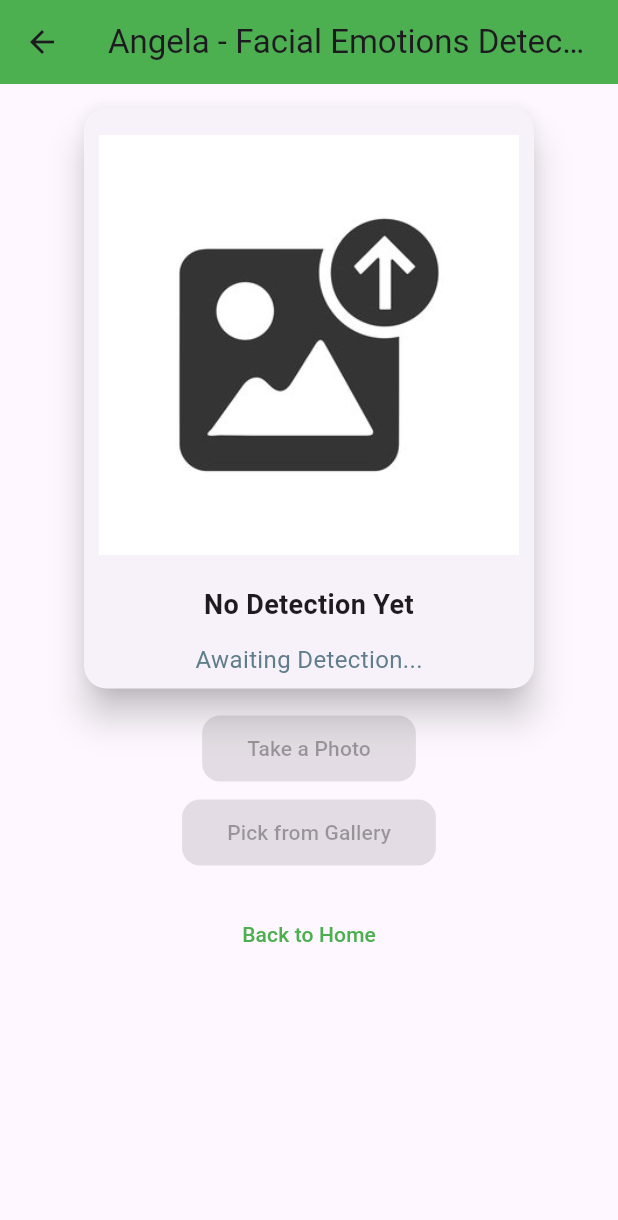
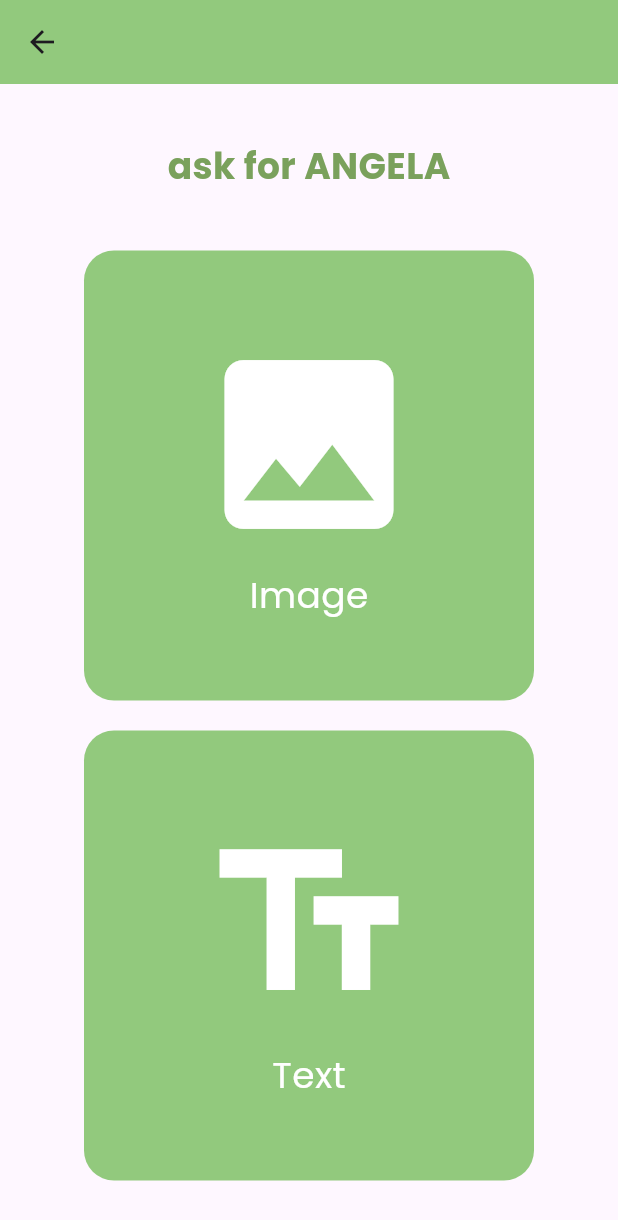
Before and after one commit to farahmunh/stalk_safe, a Flutter app: the Angela screen opened by its route, on a phone screen of 412 x 824 dp. Shown: the top 1220 px of the screen. Run offline on Flutter 3.47's test engine with Material 3 defaults, Android fonts, the phone set to English and light mode, and no system bars; our stand-ins replace cloud_firestore, firebase_auth, firebase_core, geolocator, google_fonts, google_maps_flutter and 1 more; missing offline and left inert: app_settings, flutter_tflite; accounts and stored records are empty.

Commit message:
14th commit

```diff
--- a/lib/angela.dart
+++ b/lib/angela.dart
@@ -1,220 +1,119 @@
-import 'dart:io';
+import 'package:flutter/material.dart';
+import 'package:google_fonts/google_fonts.dart';
+import 'home.dart'; // Ensure this is the correct import for your home.dart file
+import 'image.dart'; // Import the Image screen file
 
-import 'package:flutter/material.dart';
-import 'package:flutter_tflite/flutter_tflite.dart';
-import 'package:image_picker/image_picker.dart';
-import 'home.dart';
-
-class Angela extends StatefulWidget {
+class Angela extends StatelessWidget {
   const Angela({super.key});
-
-  @override
-  State<Angela> createState() => _AngelaState();
-}
-
-class _AngelaState extends State<Angela> {
-  File? filePath;
-  String label = 'No Detection Yet';
-  double confidence = 0.0;
-  bool isModelLoaded = false;
-
-  final ImagePicker _picker = ImagePicker();
-
-  @override
-  void initState() {
-    super.initState();
-    _initTfLite();
-  }
-
-  Future<void> _initTfLite() async {
-    try {
-      String? res = await Tflite.loadModel(
-        model: "assets/model_unquant.tflite",
-        labels: "assets/labels.txt",
-        numThreads: 1,
-        isAsset: true,
-        useGpuDelegate: false,
-      );
-
-      if (res == "success") {
-        setState(() {
-          isModelLoaded = true;
-        });
-        print("TFLite Model loaded successfully.");
-      } else {
-        print("Failed to load TFLite Model: $res");
-      }
-    } catch (e) {
-      print("Error loading TFLite Model: $e");
-    }
-  }
-
-  @override
-  void dispose() {
-    Tflite.close();
-    super.dispose();
-  }
-
-  Future<void> pickImageGallery() async {
-    final XFile? image = await _picker.pickImage(source: ImageSource.gallery);
-    if (image == null) return;
-    await _processImage(File(image.path));
-  }
-
-  Future<void> pickImageCamera() async {
-    final XFile? image = await _picker.pickImage(source: ImageSource.camera);
-    if (image == null) return;
-    await _processImage(File(image.path));
-  }
-
-  Future<void> _processImage(File image) async {
-    setState(() {
-      filePath = image;
-      label = "Processing...";
-      confidence = 0.0;
-    });
-
-    try {
-      var recognitions = await Tflite.runModelOnImage(
-        path: image.path,
-        imageMean: 0.0,
-        imageStd: 255.0,
-        numResults: 2,
-        threshold: 0.2,
-        asynch: true,
-      );
-
-      if (recognitions != null && recognitions.isNotEmpty) {
-        setState(() {
-          confidence = (recognitions[0]['confidence'] as double) * 100;
-          label = recognitions[0]['label'] as String;
-        });
-      } else {
-        setState(() {
-          label = "No results found";
-        });
-      }
-    } catch (e) {
-      setState(() {
-        label = "Error processing image.";
-      });
-      print("Error during image recognition: $e");
-    }
-  }
 
   @override
   Widget build(BuildContext context) {
     return Scaffold(
       appBar: AppBar(
-        title: const Text("Angela - Facial Emotions Detection"),
-        backgroundColor: Colors.green,
-      ),
-      body: SingleChildScrollView(
-        child: Center(
-          child: Column(
-            children: [
-              const SizedBox(height: 12),
-              Card(
-                elevation: 10,
-                shape: RoundedRectangleBorder(
-                  borderRadius: BorderRadius.circular(15),
-                ),
-                child: SizedBox(
-                  width: 300,
-                  child: Column(
-                    children: [
-                      const SizedBox(height: 18),
-                      Container(
-                        height: 280,
-                        width: 280,
-                        decoration: BoxDecoration(
-                          color: Colors.grey[200],
-                          borderRadius: BorderRadius.circular(12),
-                        ),
-                        child: filePath == null
-                            ? Image.asset(
-                                'assets/upload.jpg',
-                                fit: BoxFit.cover,
-                              )
-                            : Image.file(
-                                filePath!,
-                                fit: BoxFit.cover,
+        backgroundColor: const Color(0xFF92C97D), // Green color
+        leading: IconButton(
+          icon: const Icon(Icons.arrow_back),
+          onPressed: () {
+            // Navigate back to the Home screen
+            Navigator.pushReplacement(
+              context,
+              MaterialPageRoute(builder: (context) => Home()),
+            );
+          },
         ),
       ),
-                      const SizedBox(height: 12),
-                      Padding(
-                        padding: const EdgeInsets.all(8.0),
+      body: Center(
         child: Column(
+          mainAxisAlignment: MainAxisAlignment.center,
           children: [
+            // Header Text
             Text(
-                              label,
-                              textAlign: TextAlign.center,
-                              style: const TextStyle(
-                                fontSize: 18,
+              "ask for ANGELA",
+              style: GoogleFonts.poppins(
+                fontSize: 24, // Keep original header size
                 fontWeight: FontWeight.bold,
+                color: const Color(0xFF7AA15C),
               ),
             ),
-                            const SizedBox(height: 12),
+            const SizedBox(height: 40),
+            // Image Button
+            GestureDetector(
+              onTap: () {
+                // Navigate to the Image screen
+                Navigator.push(
+                  context,
+                  MaterialPageRoute(builder: (context) => const ImageScreen()),
+                );
+              },
+              child: Container(
+                height: 300, // Bigger height
+                width: 300, // Bigger width
+                decoration: BoxDecoration(
+                  color: const Color(0xFF92C97D),
+                  borderRadius:
+                      BorderRadius.circular(20), // Slightly rounded corners
+                ),
+                child: Column(
+                  mainAxisAlignment: MainAxisAlignment.center,
+                  children: [
+                    const Icon(
+                      Icons.image,
+                      color: Colors.white,
+                      size: 150,
+                    ),
+                    const SizedBox(height: 8),
                     Text(
-                              confidence > 0
-                                  ? "Confidence: ${confidence.toStringAsFixed(2)}%"
-                                  : "Awaiting Detection...",
-                              style: const TextStyle(
-                                fontSize: 16,
-                                color: Colors.blueGrey,
-                              ),
-                            ),
-                          ],
+                      "Image",
+                      style: GoogleFonts.poppins(
+                        fontSize: 24,
+                        color: Colors.white,
                       ),
                     ),
                   ],
                 ),
               ),
             ),
-              const SizedBox(height: 12),
-              ElevatedButton(
-                onPressed: isModelLoaded ? pickImageCamera : null,
-                style: ElevatedButton.styleFrom(
-                  padding:
-                      const EdgeInsets.symmetric(horizontal: 30, vertical: 12),
-                  backgroundColor: Colors.green,
-                  shape: RoundedRectangleBorder(
-                    borderRadius: BorderRadius.circular(12),
+            const SizedBox(height: 20),
+            // Text Button
+            GestureDetector(
+              onTap: () {
+                // Handle text functionality
+                ScaffoldMessenger.of(context).showSnackBar(
+                  const SnackBar(
+                      content: Text('Text functionality coming soon!')),
+                );
+              },
+              child: Container(
+                height: 300, // Bigger height
+                width: 300, // Bigger width
+                decoration: BoxDecoration(
+                  color: const Color(0xFF92C97D),
+                  borderRadius:
+                      BorderRadius.circular(20), // Slightly rounded corners
                 ),
-                ),
-                child: const Text("Take a Photo"),
+                child: Column(
+                  mainAxisAlignment: MainAxisAlignment.center,
+                  children: [
+                    const Icon(
+                      Icons.text_fields,
+                      color: Colors.white,
+                      size: 150,
                     ),
                     const SizedBox(height: 8),
-              ElevatedButton(
-                onPressed: isModelLoaded ? pickImageGallery : null,
-                style: ElevatedButton.styleFrom(
-                  padding:
-                      const EdgeInsets.symmetric(horizontal: 30, vertical: 12),
-                  backgroundColor: Colors.green,
-                  shape: RoundedRectangleBorder(
-                    borderRadius: BorderRadius.circular(12),
-                  ),
-                ),
-                child: const Text("Pick from Gallery"),
-              ),
-              const SizedBox(height: 20),
-              TextButton(
-                onPressed: () {
-                  Navigator.pushAndRemoveUntil(
-                    context,
-                    MaterialPageRoute(builder: (context) => Home()),
-                    (Route<dynamic> route) => false,
-                  );
-                },
-                child: const Text(
-                  "Back to Home",
-                  style: TextStyle(color: Colors.green),
+                    Text(
+                      "Text",
+                      style: GoogleFonts.poppins(
+                        fontSize: 24,
+                        color: Colors.white,
                       ),
                     ),
                   ],
                 ),
               ),
             ),
+          ],
+        ),
+      ),
     );
   }
 }
--- a/lib/main.dart
+++ b/lib/main.dart
@@ -6,6 +6,7 @@ import 'package:stalk_safe/home.dart';
 import 'package:stalk_safe/profile.dart';
 import 'package:stalk_safe/inbox.dart';
 import 'package:stalk_safe/angela.dart';
+import 'package:stalk_safe/image.dart';
 
 void main() async {
   WidgetsFlutterBinding.ensureInitialized();
@@ -47,6 +48,7 @@ class MyApp extends StatelessWidget {
         '/profile': (context) => Profile(),
         '/inbox': (context) => Inbox(),
         '/angela': (context) => const Angela(),
+        '/image': (context) => const ImageScreen(),
       },
     );
   }
--- a/pubspec.yaml
+++ b/pubspec.yaml
@@ -43,6 +43,7 @@ dependencies:
 
   image_picker: ^0.8.9
   flutter_tflite: ^1.0.1
+  google_fonts: ^6.2.1
 
 dev_dependencies:
   flutter_test:
```
Also changed, not shown: assets/labels.txt (+7 -7 lines), lib/image.dart (added, +230 -0 lines), lib/signin.dart (+12 -7 lines), lib/singup.dart (+36 -24 lines), pubspec.lock, 2 other files. Lines whose indentation alone changed are shown as unchanged.
